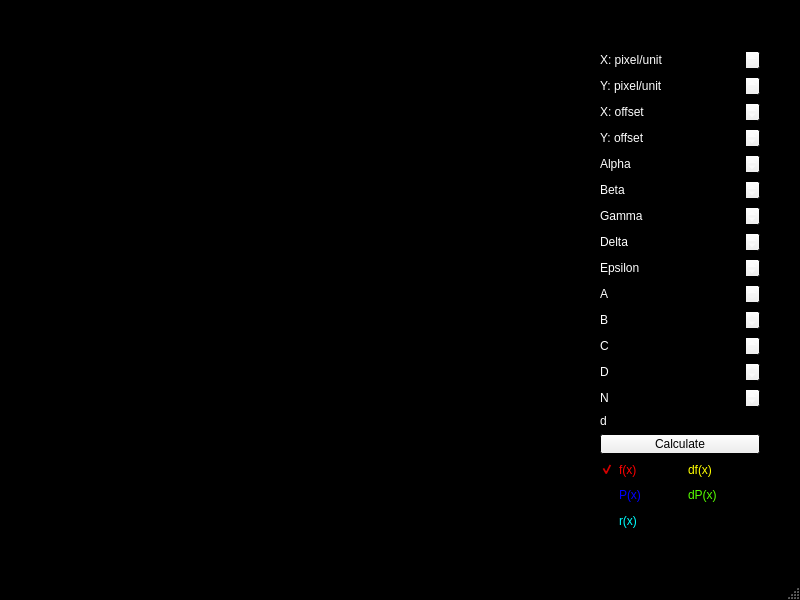
Above: mainwindow.ui from MouseGray/RiemannSum before the change. Below: the same form after it.
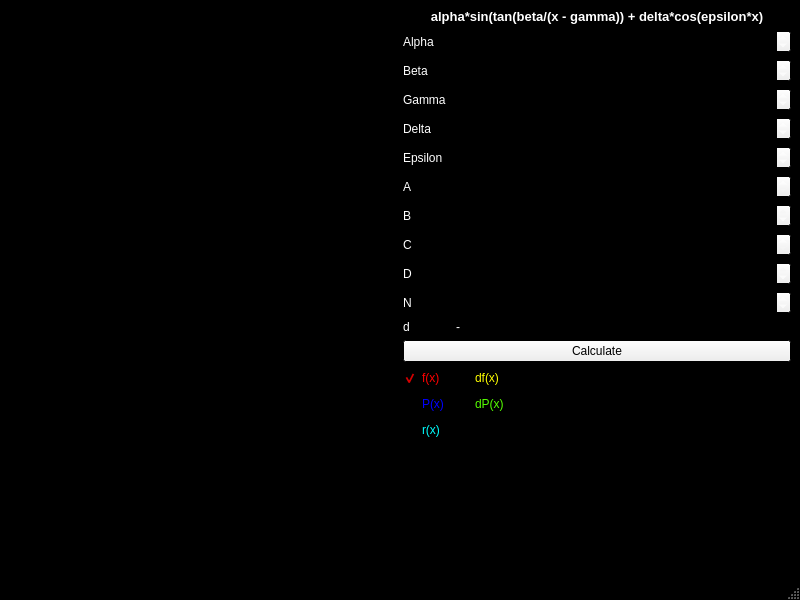
That is the form after the change. Custom widgets are drawn as their Qt base class.

What changed in the file:
```diff
--- a/mainwindow.ui
+++ b/mainwindow.ui
@@ -105,109 +105,43 @@
    <string>MainWindow</string>
   </property>
   <widget class="QWidget" name="centralwidget">
+   <layout class="QHBoxLayout" name="horizontalLayout">
+    <item>
    <widget class="Chart" name="ChartWidget" native="true">
-    <property name="geometry">
-     <rect>
-      <x>30</x>
-      <y>30</y>
-      <width>541</width>
-      <height>511</height>
-     </rect>
-    </property>
-   </widget>
-   <widget class="QWidget" name="formLayoutWidget">
-    <property name="geometry">
-     <rect>
-      <x>600</x>
-      <y>50</y>
-      <width>160</width>
-      <height>481</height>
-     </rect>
-    </property>
+      <property name="sizePolicy">
+       <sizepolicy hsizetype="Minimum" vsizetype="Minimum">
+        <horstretch>0</horstretch>
+        <verstretch>0</verstretch>
+       </sizepolicy>
+      </property>
+     </widget>
+    </item>
+    <item>
     <layout class="QFormLayout" name="formLayout">
-     <item row="0" column="0">
-      <widget class="QLabel" name="XPPUText">
-       <property name="text">
-        <string>X: pixel/unit</string>
-       </property>
-      </widget>
-     </item>
-     <item row="0" column="1">
-      <widget class="QSpinBox" name="XPPU">
-       <property name="minimum">
-        <number>1</number>
-       </property>
-       <property name="maximum">
-        <number>100000</number>
-       </property>
-       <property name="value">
-        <number>1</number>
-       </property>
-      </widget>
-     </item>
+      <property name="sizeConstraint">
+       <enum>QLayout::SetDefaultConstraint</enum>
+      </property>
      <item row="1" column="0">
-      <widget class="QLabel" name="YPPUText">
-       <property name="text">
-        <string>Y: pixel/unit</string>
-       </property>
-      </widget>
-     </item>
-     <item row="1" column="1">
-      <widget class="QSpinBox" name="YPPU">
-       <property name="minimum">
-        <number>1</number>
-       </property>
-       <property name="maximum">
-        <number>100000</number>
-       </property>
-       <property name="value">
-        <number>1</number>
-       </property>
-      </widget>
-     </item>
-     <item row="2" column="0">
-      <widget class="QLabel" name="XOffsetText">
-       <property name="text">
-        <string>X: offset</string>
-       </property>
-      </widget>
-     </item>
-     <item row="2" column="1">
-      <widget class="QSpinBox" name="XOffset">
-       <property name="minimum">
-        <number>-1000</number>
-       </property>
-       <property name="maximum">
-        <number>1000</number>
-       </property>
-      </widget>
-     </item>
-     <item row="3" column="0">
-      <widget class="QLabel" name="YOffsetText">
-       <property name="text">
-        <string>Y: offset</string>
-       </property>
-      </widget>
-     </item>
-     <item row="3" column="1">
-      <widget class="QSpinBox" name="YOffset">
-       <property name="minimum">
-        <number>-1000</number>
-       </property>
-       <property name="maximum">
-        <number>1000</number>
-       </property>
-      </widget>
-     </item>
-     <item row="4" column="0">
       <widget class="QLabel" name="AlphaText">
+        <property name="sizePolicy">
+         <sizepolicy hsizetype="Maximum" vsizetype="Preferred">
+          <horstretch>0</horstretch>
+          <verstretch>0</verstretch>
+         </sizepolicy>
+        </property>
        <property name="text">
         <string>Alpha</string>
        </property>
       </widget>
      </item>
-     <item row="4" column="1">
+      <item row="1" column="1">
       <widget class="QDoubleSpinBox" name="Alpha">
+        <property name="sizePolicy">
+         <sizepolicy hsizetype="Preferred" vsizetype="Fixed">
+          <horstretch>0</horstretch>
+          <verstretch>0</verstretch>
+         </sizepolicy>
+        </property>
        <property name="minimum">
         <double>-100.000000000000000</double>
        </property>
@@ -219,15 +153,27 @@
        </property>
       </widget>
      </item>
-     <item row="5" column="0">
+      <item row="2" column="0">
       <widget class="QLabel" name="BetaText">
+        <property name="sizePolicy">
+         <sizepolicy hsizetype="Maximum" vsizetype="Preferred">
+          <horstretch>0</horstretch>
+          <verstretch>0</verstretch>
+         </sizepolicy>
+        </property>
        <property name="text">
         <string>Beta</string>
        </property>
       </widget>
      </item>
-     <item row="5" column="1">
+      <item row="2" column="1">
       <widget class="QDoubleSpinBox" name="Beta">
+        <property name="sizePolicy">
+         <sizepolicy hsizetype="Preferred" vsizetype="Fixed">
+          <horstretch>0</horstretch>
+          <verstretch>0</verstretch>
+         </sizepolicy>
+        </property>
        <property name="minimum">
         <double>-100.000000000000000</double>
        </property>
@@ -239,15 +185,27 @@
        </property>
       </widget>
      </item>
-     <item row="6" column="0">
+      <item row="3" column="0">
       <widget class="QLabel" name="GammaText">
+        <property name="sizePolicy">
+         <sizepolicy hsizetype="Maximum" vsizetype="Preferred">
+          <horstretch>0</horstretch>
+          <verstretch>0</verstretch>
+         </sizepolicy>
+        </property>
        <property name="text">
         <string>Gamma</string>
        </property>
       </widget>
      </item>
-     <item row="6" column="1">
+      <item row="3" column="1">
       <widget class="QDoubleSpinBox" name="Gamma">
+        <property name="sizePolicy">
+         <sizepolicy hsizetype="Preferred" vsizetype="Fixed">
+          <horstretch>0</horstretch>
+          <verstretch>0</verstretch>
+         </sizepolicy>
+        </property>
        <property name="minimum">
         <double>-100.000000000000000</double>
        </property>
@@ -259,15 +217,27 @@
        </property>
       </widget>
      </item>
-     <item row="7" column="0">
+      <item row="4" column="0">
       <widget class="QLabel" name="DeltaText">
+        <property name="sizePolicy">
+         <sizepolicy hsizetype="Maximum" vsizetype="Preferred">
+          <horstretch>0</horstretch>
+          <verstretch>0</verstretch>
+         </sizepolicy>
+        </property>
        <property name="text">
         <string>Delta</string>
        </property>
       </widget>
      </item>
-     <item row="7" column="1">
+      <item row="4" column="1">
       <widget class="QDoubleSpinBox" name="Delta">
+        <property name="sizePolicy">
+         <sizepolicy hsizetype="Preferred" vsizetype="Fixed">
+          <horstretch>0</horstretch>
+          <verstretch>0</verstretch>
+         </sizepolicy>
+        </property>
        <property name="minimum">
         <double>-100.000000000000000</double>
        </property>
@@ -279,15 +249,27 @@
        </property>
       </widget>
      </item>
-     <item row="8" column="0">
+      <item row="5" column="0">
       <widget class="QLabel" name="EpsilonText">
+        <property name="sizePolicy">
+         <sizepolicy hsizetype="Maximum" vsizetype="Preferred">
+          <horstretch>0</horstretch>
+          <verstretch>0</verstretch>
+         </sizepolicy>
+        </property>
        <property name="text">
         <string>Epsilon</string>
        </property>
       </widget>
      </item>
-     <item row="8" column="1">
+      <item row="5" column="1">
       <widget class="QDoubleSpinBox" name="Epsilon">
+        <property name="sizePolicy">
+         <sizepolicy hsizetype="Preferred" vsizetype="Fixed">
+          <horstretch>0</horstretch>
+          <verstretch>0</verstretch>
+         </sizepolicy>
+        </property>
        <property name="minimum">
         <double>-100.000000000000000</double>
        </property>
@@ -299,15 +281,30 @@
        </property>
       </widget>
      </item>
-     <item row="9" column="0">
+      <item row="6" column="0">
       <widget class="QLabel" name="AText">
+        <property name="sizePolicy">
+         <sizepolicy hsizetype="Maximum" vsizetype="Preferred">
+          <horstretch>0</horstretch>
+          <verstretch>0</verstretch>
+         </sizepolicy>
+        </property>
        <property name="text">
         <string>A</string>
        </property>
       </widget>
      </item>
-     <item row="9" column="1">
+      <item row="6" column="1">
       <widget class="QDoubleSpinBox" name="AValue">
+        <property name="sizePolicy">
+         <sizepolicy hsizetype="Preferred" vsizetype="Fixed">
+          <horstretch>0</horstretch>
+          <verstretch>0</verstretch>
+         </sizepolicy>
+        </property>
+        <property name="decimals">
+         <number>6</number>
+        </property>
        <property name="minimum">
         <double>-100.000000000000000</double>
        </property>
@@ -319,15 +316,30 @@
        </property>
       </widget>
      </item>
-     <item row="10" column="0">
+      <item row="7" column="0">
       <widget class="QLabel" name="BText">
+        <property name="sizePolicy">
+         <sizepolicy hsizetype="Maximum" vsizetype="Preferred">
+          <horstretch>0</horstretch>
+          <verstretch>0</verstretch>
+         </sizepolicy>
+        </property>
        <property name="text">
         <string>B</string>
        </property>
       </widget>
      </item>
-     <item row="10" column="1">
+      <item row="7" column="1">
       <widget class="QDoubleSpinBox" name="BValue">
+        <property name="sizePolicy">
+         <sizepolicy hsizetype="Preferred" vsizetype="Fixed">
+          <horstretch>0</horstretch>
+          <verstretch>0</verstretch>
+         </sizepolicy>
+        </property>
+        <property name="decimals">
+         <number>6</number>
+        </property>
        <property name="minimum">
         <double>-100.000000000000000</double>
        </property>
@@ -339,15 +351,30 @@
        </property>
       </widget>
      </item>
-     <item row="11" column="0">
+      <item row="8" column="0">
       <widget class="QLabel" name="CText">
+        <property name="sizePolicy">
+         <sizepolicy hsizetype="Maximum" vsizetype="Preferred">
+          <horstretch>0</horstretch>
+          <verstretch>0</verstretch>
+         </sizepolicy>
+        </property>
        <property name="text">
         <string>C</string>
        </property>
       </widget>
      </item>
-     <item row="11" column="1">
+      <item row="8" column="1">
       <widget class="QDoubleSpinBox" name="CValue">
+        <property name="sizePolicy">
+         <sizepolicy hsizetype="Preferred" vsizetype="Fixed">
+          <horstretch>0</horstretch>
+          <verstretch>0</verstretch>
+         </sizepolicy>
+        </property>
+        <property name="decimals">
+         <number>6</number>
+        </property>
        <property name="minimum">
         <double>-100.000000000000000</double>
        </property>
@@ -359,15 +386,30 @@
        </property>
       </widget>
      </item>
-     <item row="12" column="0">
+      <item row="9" column="0">
       <widget class="QLabel" name="DText">
+        <property name="sizePolicy">
+         <sizepolicy hsizetype="Maximum" vsizetype="Preferred">
+          <horstretch>0</horstretch>
+          <verstretch>0</verstretch>
+         </sizepolicy>
+        </property>
        <property name="text">
         <string>D</string>
        </property>
       </widget>
      </item>
-     <item row="12" column="1">
+      <item row="9" column="1">
       <widget class="QDoubleSpinBox" name="DValue">
+        <property name="sizePolicy">
+         <sizepolicy hsizetype="Preferred" vsizetype="Fixed">
+          <horstretch>0</horstretch>
+          <verstretch>0</verstretch>
+         </sizepolicy>
+        </property>
+        <property name="decimals">
+         <number>6</number>
+        </property>
        <property name="minimum">
         <double>-100.000000000000000</double>
        </property>
@@ -379,15 +421,27 @@
        </property>
       </widget>
      </item>
-     <item row="13" column="0">
+      <item row="10" column="0">
       <widget class="QLabel" name="NText">
+        <property name="sizePolicy">
+         <sizepolicy hsizetype="Maximum" vsizetype="Preferred">
+          <horstretch>0</horstretch>
+          <verstretch>0</verstretch>
+         </sizepolicy>
+        </property>
        <property name="text">
         <string>N</string>
        </property>
       </widget>
      </item>
-     <item row="13" column="1">
+      <item row="10" column="1">
       <widget class="QSpinBox" name="NValue">
+        <property name="sizePolicy">
+         <sizepolicy hsizetype="Preferred" vsizetype="Fixed">
+          <horstretch>0</horstretch>
+          <verstretch>0</verstretch>
+         </sizepolicy>
+        </property>
        <property name="maximum">
         <number>200</number>
        </property>
@@ -396,21 +450,107 @@
        </property>
       </widget>
      </item>
-     <item row="14" column="0">
+      <item row="11" column="0">
       <widget class="QLabel" name="dText">
+        <property name="sizePolicy">
+         <sizepolicy hsizetype="Maximum" vsizetype="Preferred">
+          <horstretch>0</horstretch>
+          <verstretch>0</verstretch>
+         </sizepolicy>
+        </property>
        <property name="text">
         <string>d</string>
        </property>
       </widget>
      </item>
-     <item row="14" column="1">
+      <item row="11" column="1">
       <widget class="QLabel" name="dValue">
+        <property name="palette">
+         <palette>
+          <active>
+           <colorrole role="Text">
+            <brush brushstyle="SolidPattern">
+             <color alpha="255">
+              <red>255</red>
+              <green>255</green>
+              <blue>255</blue>
+             </color>
+            </brush>
+           </colorrole>
+           <colorrole role="PlaceholderText">
+            <brush brushstyle="SolidPattern">
+             <color alpha="128">
+              <red>255</red>
+              <green>255</green>
+              <blue>255</blue>
+             </color>
+            </brush>
+           </colorrole>
+          </active>
+          <inactive>
+           <colorrole role="Text">
+            <brush brushstyle="SolidPattern">
+             <color alpha="255">
+              <red>255</red>
+              <green>255</green>
+              <blue>255</blue>
+             </color>
+            </brush>
+           </colorrole>
+           <colorrole role="PlaceholderText">
+            <brush brushstyle="SolidPattern">
+             <color alpha="128">
+              <red>255</red>
+              <green>255</green>
+              <blue>255</blue>
+             </color>
+            </brush>
+           </colorrole>
+          </inactive>
+          <disabled>
+           <colorrole role="Text">
+            <brush brushstyle="SolidPattern">
+             <color alpha="255">
+              <red>117</red>
+              <green>117</green>
+              <blue>117</blue>
+             </color>
+            </brush>
+           </colorrole>
+           <colorrole role="PlaceholderText">
+            <brush brushstyle="SolidPattern">
+             <color alpha="128">
+              <red>0</red>
+              <green>0</green>
+              <blue>0</blue>
+             </color>
+            </brush>
+           </colorrole>
+          </disabled>
+         </palette>
+        </property>
        <property name="text">
-        <string/>
+         <string>-</string>
        </property>
       </widget>
      </item>
-     <item row="16" column="0">
+      <item row="12" column="0" colspan="2">
+       <widget class="QPushButton" name="Calculate">
+        <property name="sizePolicy">
+         <sizepolicy hsizetype="Preferred" vsizetype="Fixed">
+          <horstretch>0</horstretch>
+          <verstretch>0</verstretch>
+         </sizepolicy>
+        </property>
+        <property name="text">
+         <string>Calculate</string>
+        </property>
+        <property name="flat">
+         <bool>false</bool>
+        </property>
+       </widget>
+      </item>
+      <item row="13" column="0">
       <widget class="QCheckBox" name="FVision">
        <property name="palette">
         <palette>
@@ -568,7 +708,7 @@
        </property>
       </widget>
      </item>
-     <item row="16" column="1">
+      <item row="13" column="1">
       <widget class="QCheckBox" name="dFVision">
        <property name="palette">
         <palette>
@@ -615,7 +755,7 @@
        </property>
       </widget>
      </item>
-     <item row="17" column="0">
+      <item row="14" column="0">
       <widget class="QCheckBox" name="PVision">
        <property name="palette">
         <palette>
@@ -662,7 +802,7 @@
        </property>
       </widget>
      </item>
-     <item row="17" column="1">
+      <item row="14" column="1">
       <widget class="QCheckBox" name="dPVision">
        <property name="palette">
         <palette>
@@ -709,7 +849,7 @@
        </property>
       </widget>
      </item>
-     <item row="18" column="0">
+      <item row="15" column="0">
       <widget class="QCheckBox" name="RVision">
        <property name="palette">
         <palette>
@@ -756,15 +896,32 @@
        </property>
       </widget>
      </item>
-     <item row="15" column="0" colspan="2">
-      <widget class="QPushButton" name="Calculate">
+      <item row="0" column="0" colspan="2">
+       <widget class="QLabel" name="label">
+        <property name="sizePolicy">
+         <sizepolicy hsizetype="Preferred" vsizetype="Preferred">
+          <horstretch>0</horstretch>
+          <verstretch>0</verstretch>
+         </sizepolicy>
+        </property>
+        <property name="font">
+         <font>
+          <pointsize>10</pointsize>
+          <weight>75</weight>
+          <bold>true</bold>
+         </font>
+        </property>
        <property name="text">
-        <string>Calculate</string>
-       </property>
+         <string>alpha*sin(tan(beta/(x - gamma)) + delta*cos(epsilon*x)</string>
+        </property>
+        <property name="alignment">
+         <set>Qt::AlignCenter</set>
+        </property>
       </widget>
      </item>
     </layout>
-   </widget>
+    </item>
+   </layout>
   </widget>
   <widget class="QMenuBar" name="menubar">
    <property name="geometry">
```
Lines whose indentation alone changed are shown as unchanged.
